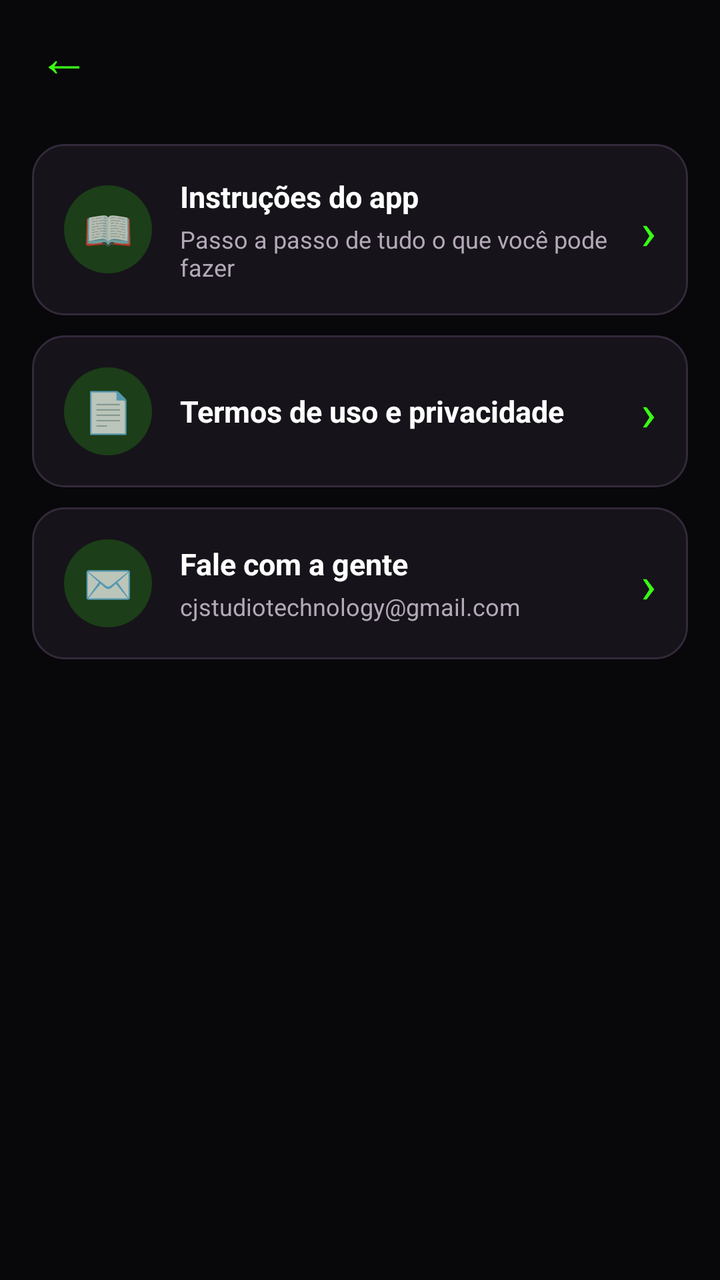
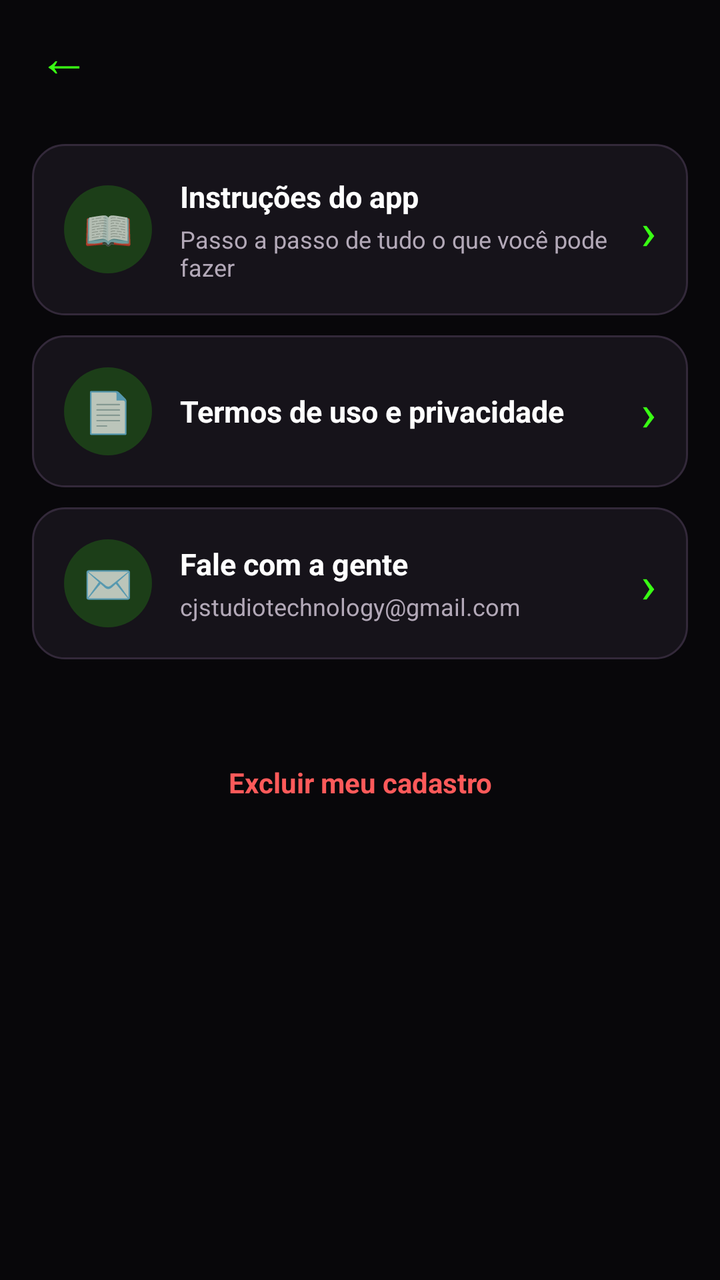

The first picture is an Android layout as it rendered before a commit; the second is the same layout after the commit. The layout source and the unified diff follow.
<!-- AndroidManifest.xml: activity theme Theme.Manicure.Profissional -->
<!-- res/layout/activity_configuracoes.xml -->
<?xml version="1.0" encoding="utf-8"?>
<LinearLayout xmlns:android="http://schemas.android.com/apk/res/android"
    android:layout_width="match_parent"
    android:layout_height="match_parent"
    android:background="@color/fundo"
    android:orientation="vertical">

    <include
        android:id="@+id/topo"
        layout="@layout/include_topo" />

    <ScrollView
        android:layout_width="match_parent"
        android:layout_height="0dp"
        android:layout_weight="1">

        <LinearLayout
            android:layout_width="match_parent"
            android:layout_height="wrap_content"
            android:orientation="vertical"
            android:padding="16dp">

            <LinearLayout
                android:id="@+id/btnInstrucoes"
                style="@style/LinhaConfig">

                <TextView
                    style="@style/LinhaConfigIcone"
                    android:text="📖" />

                <LinearLayout
                    android:layout_width="0dp"
                    android:layout_height="wrap_content"
                    android:layout_weight="1"
                    android:orientation="vertical">

                    <TextView
                        style="@style/CartaoAcaoTitulo"
                        android:text="@string/config_instrucoes" />

                    <TextView
                        style="@style/CartaoAcaoTexto"
                        android:text="@string/config_instrucoes_sub" />
                </LinearLayout>

                <TextView style="@style/LinhaConfigSeta" />
            </LinearLayout>

            <LinearLayout
                android:id="@+id/btnTermos"
                style="@style/LinhaConfig">

                <TextView
                    style="@style/LinhaConfigIcone"
                    android:text="📄" />

                <TextView
                    style="@style/CartaoAcaoTitulo"
                    android:layout_width="0dp"
                    android:layout_weight="1"
                    android:text="@string/config_termos" />

                <TextView style="@style/LinhaConfigSeta" />
            </LinearLayout>

            <LinearLayout
                android:id="@+id/btnAjuda"
                style="@style/LinhaConfig">

                <TextView
                    style="@style/LinhaConfigIcone"
                    android:text="✉️" />

                <LinearLayout
                    android:layout_width="0dp"
                    android:layout_height="wrap_content"
                    android:layout_weight="1"
                    android:orientation="vertical">

                    <TextView
                        style="@style/CartaoAcaoTitulo"
                        android:text="@string/config_ajuda" />

                    <TextView
                        style="@style/CartaoAcaoTexto"
                        android:text="@string/config_ajuda_sub" />
                </LinearLayout>

                <TextView style="@style/LinhaConfigSeta" />
            </LinearLayout>

            <TextView
                android:id="@+id/tvVersao"
                android:layout_width="match_parent"
                android:layout_height="wrap_content"
                android:layout_marginTop="20dp"
                android:gravity="center"
                android:textColor="@color/dica"
                android:textSize="12sp" />
        </LinearLayout>
    </ScrollView>
</LinearLayout>
<!-- res/layout/include_topo.xml (included above) -->
<?xml version="1.0" encoding="utf-8"?>
<LinearLayout xmlns:android="http://schemas.android.com/apk/res/android"
    android:layout_width="match_parent"
    android:layout_height="56dp"
    android:gravity="center_vertical"
    android:orientation="horizontal"
    android:paddingStart="8dp"
    android:paddingEnd="16dp">

    <TextView
        android:id="@+id/btnVoltar"
        android:layout_width="48dp"
        android:layout_height="48dp"
        android:background="?attr/selectableItemBackgroundBorderless"
        android:contentDescription="@string/voltar"
        android:gravity="center"
        android:text="←"
        android:textColor="?attr/corDestaque"
        android:textSize="26sp" />

    <TextView
        android:id="@+id/tvTitulo"
        android:layout_width="0dp"
        android:layout_height="wrap_content"
        android:layout_marginStart="4dp"
        android:layout_weight="1"
        android:textColor="@color/texto"
        android:textSize="19sp"
        android:textStyle="bold" />
</LinearLayout>
<!-- resources referenced by this layout -->
<resources>
  <color name="dica">#76697E</color>
  <color name="fundo">#08070A</color>
  <color name="texto">#FFFFFF</color>
  <string name="config_ajuda">Fale com a gente</string>
  <string name="config_ajuda_sub">cjstudiotechnology@gmail.com</string>
  <string name="config_instrucoes">Instruções do app</string>
  <string name="config_instrucoes_sub">Passo a passo de tudo o que você pode fazer</string>
  <string name="config_termos">Termos de uso e privacidade</string>
  <string name="voltar">Voltar</string>
  <style name="CartaoAcaoTexto">
          <item name="android:layout_width">match_parent</item>
          <item name="android:layout_height">wrap_content</item>
          <item name="android:layout_marginTop">3dp</item>
          <item name="android:textColor">@color/texto_secundario</item>
          <item name="android:textSize">12sp</item>
      </style>
  <style name="CartaoAcaoTitulo">
          <item name="android:layout_width">match_parent</item>
          <item name="android:layout_height">wrap_content</item>
          <item name="android:textColor">@color/texto</item>
          <item name="android:textSize">15sp</item>
          <item name="android:textStyle">bold</item>
      </style>
  <style name="LinhaConfigIcone">
          <item name="android:layout_width">44dp</item>
          <item name="android:layout_height">44dp</item>
          <item name="android:layout_marginEnd">14dp</item>
          <item name="android:background">@drawable/bg_icone_destaque</item>
          <item name="android:gravity">center</item>
          <item name="android:textSize">20sp</item>
      </style>
  <style name="LinhaConfigSeta">
          <item name="android:layout_width">wrap_content</item>
          <item name="android:layout_height">wrap_content</item>
          <item name="android:layout_marginStart">8dp</item>
          <item name="android:text">›</item>
          <item name="android:textColor">?attr/corDestaque</item>
          <item name="android:textSize">26sp</item>
      </style>
  <color name="texto_secundario">#B3A9B8</color>
  <!-- drawable bg_cartao (drawable) -->
  <?xml version="1.0" encoding="utf-8"?>
  <shape xmlns:android="http://schemas.android.com/apk/res/android" android:shape="rectangle">
      <solid android:color="@color/superficie" />
      <stroke android:width="1dp" android:color="@color/borda" />
      <corners android:radius="16dp" />
  </shape>
  <!-- drawable bg_icone_destaque (drawable) -->
  <?xml version="1.0" encoding="utf-8"?>
  <shape xmlns:android="http://schemas.android.com/apk/res/android" android:shape="oval">
      <solid android:color="?attr/corBrilho" />
  </shape>
  <color name="verde_neon">#39FF14</color>
  <color name="verde_neon_claro">#9DFF85</color>
  <color name="verde_neon_escuro">#16C400</color>
  <color name="preto">#08070A</color>
  <color name="destaque_brilho">#2E39FF14</color>
  <color name="destaque_brilho_fraco">#1239FF14</color>
  <color name="superficie">#16131A</color>
  <color name="borda">#33293A</color>
  <!-- unchanged entries left out for length: 2 -->
</resources>

<!-- the commit's change to res/layout/activity_configuracoes.xml (unified diff, before → after) -->
@@ -90,6 +90,20 @@
             </LinearLayout>
 
             <TextView
+                android:id="@+id/btnExcluirCadastro"
+                style="@style/BotaoExcluir"
+                android:layout_marginTop="28dp"
+                android:text="@string/excluir_meu_cadastro" />
+
+            <ProgressBar
+                android:id="@+id/progressBar"
+                android:layout_width="32dp"
+                android:layout_height="32dp"
+                android:layout_gravity="center_horizontal"
+                android:indeterminateTint="?attr/corDestaque"
+                android:visibility="gone" />
+
+            <TextView
                 android:id="@+id/tvVersao"
                 android:layout_width="match_parent"
                 android:layout_height="wrap_content"
<!-- resource entries referenced after the edit -->
@@ -8,7 +8,18 @@
   <string name="config_instrucoes">Instruções do app</string>
   <string name="config_instrucoes_sub">Passo a passo de tudo o que você pode fazer</string>
   <string name="config_termos">Termos de uso e privacidade</string>
+  <string name="excluir_meu_cadastro">Excluir meu cadastro</string>
   <string name="voltar">Voltar</string>
+  <style name="BotaoExcluir">
+          <item name="android:layout_width">match_parent</item>
+          <item name="android:layout_height">wrap_content</item>
+          <item name="android:gravity">center</item>
+          <item name="android:padding">14dp</item>
+          <item name="android:background">?attr/selectableItemBackground</item>
+          <item name="android:textColor">@color/vermelho</item>
+          <item name="android:textSize">14sp</item>
+          <item name="android:textStyle">bold</item>
+      </style>
   <style name="CartaoAcaoTexto">
           <item name="android:layout_width">match_parent</item>
           <item name="android:layout_height">wrap_content</item>
@@ -39,6 +50,7 @@
           <item name="android:textColor">?attr/corDestaque</item>
           <item name="android:textSize">26sp</item>
       </style>
+  <color name="vermelho">#FF5A5A</color>
   <color name="texto_secundario">#B3A9B8</color>
   <!-- drawable bg_cartao (drawable) -->
   <?xml version="1.0" encoding="utf-8"?>
